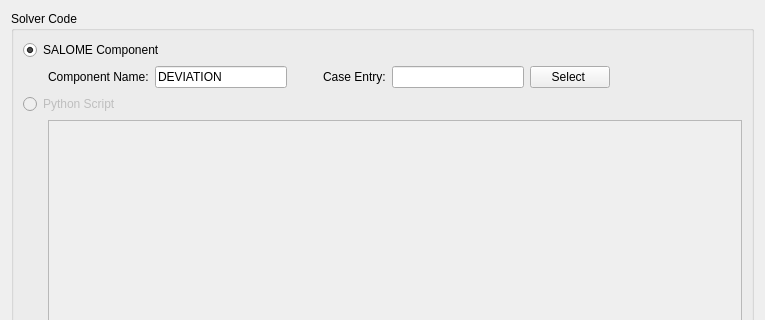
This is src/salome/parametric/gui/execparams.ui in x3-apptech/salome-modules-parametric as Qt 5 draws it before an edit; both pictures show x 0 to 765 and y 0 to 320 of the 765 by 720 pixel window. The edited form follows.
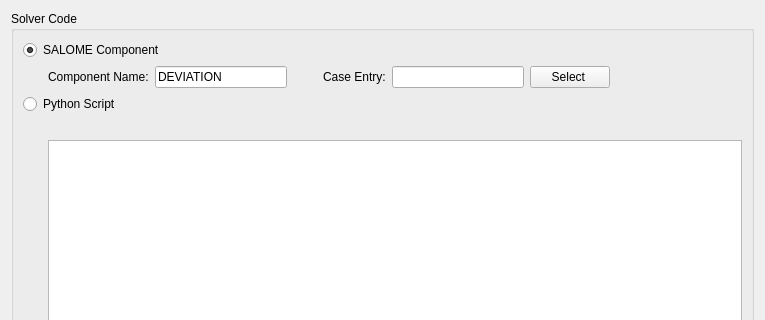
This is the edited form.

Commit message: Allow the definition of a Pyscript in the GUI (not generated in schema yet). Python package tree simplification.

```diff
--- a/src/salome/parametric/gui/execparams.ui
+++ b/src/salome/parametric/gui/execparams.ui
@@ -19,7 +19,7 @@
      <property name="title">
       <string>Solver Code</string>
      </property>
-     <layout class="QVBoxLayout" name="verticalLayout_2">
+     <layout class="QVBoxLayout" name="verticalLayout_3">
       <item>
        <widget class="QRadioButton" name="salomeComponentRB">
         <property name="text">
@@ -119,9 +119,6 @@
       </item>
       <item>
        <widget class="QRadioButton" name="pythonScriptRB">
-        <property name="enabled">
-         <bool>false</bool>
-        </property>
         <property name="text">
          <string>Python Script</string>
         </property>
@@ -143,17 +140,26 @@
           <property name="sizeHint" stdset="0">
            <size>
             <width>25</width>
-            <height>10</height>
+            <height>13</height>
            </size>
           </property>
          </spacer>
         </item>
         <item>
-         <widget class="QTextEdit" name="pythonScriptTE">
-          <property name="enabled">
-           <bool>false</bool>
-          </property>
-         </widget>
+         <layout class="QVBoxLayout" name="verticalLayout_2">
+          <item>
+           <widget class="QLabel" name="pyscriptLabel">
+            <property name="font">
+             <font>
+              <italic>true</italic>
+             </font>
+            </property>
+           </widget>
+          </item>
+          <item>
+           <widget class="QTextEdit" name="pythonScriptTE"/>
+          </item>
+         </layout>
         </item>
        </layout>
       </item>
```
The commit also changes 8 other files.
